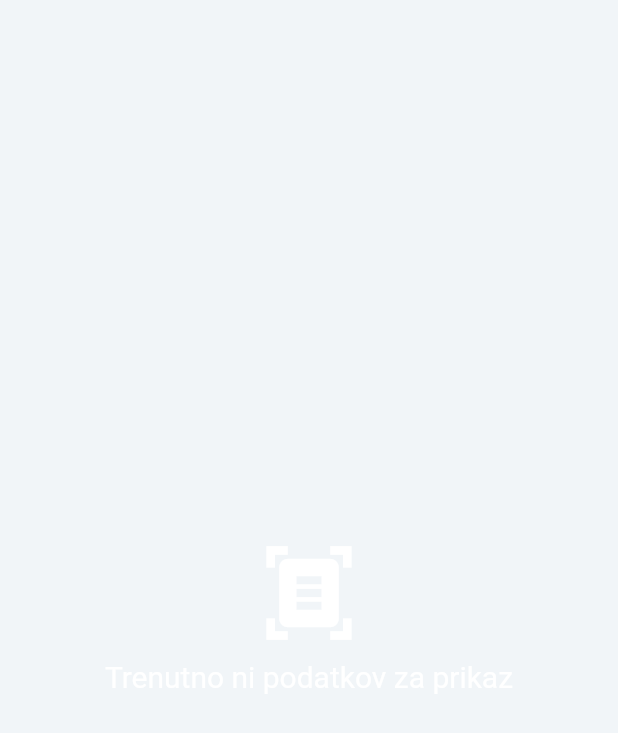
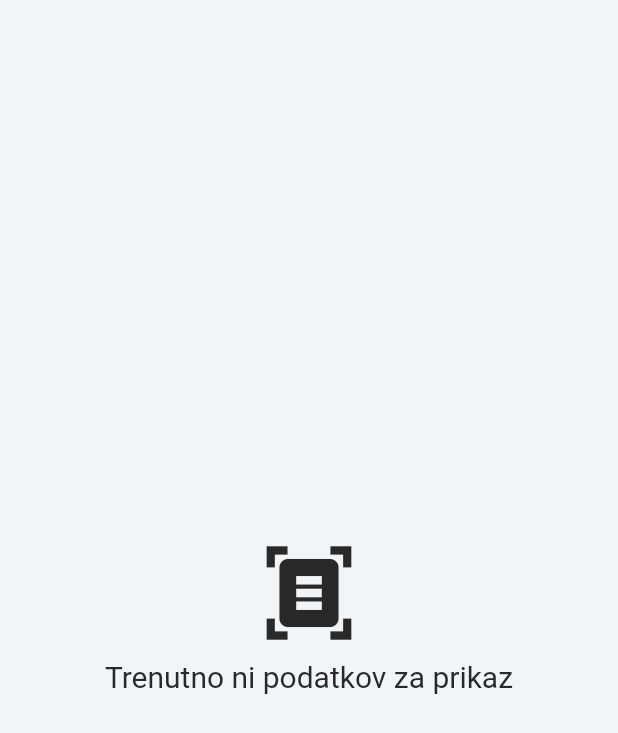
Before and after one commit to mojStudent/MojStudent, a Flutter app: the NoData widget shown alone on an empty page, opened directly, on a phone screen of 412 x 824 dp. Shown: the top 733 px of the screen. Run offline on Flutter 3.47's test engine with Material 2 defaults, Android fonts, the phone set to English and light mode, and no system bars; our stand-ins replace bloc, charts_flutter, dio, flutter_bloc, flutter_html, flutter_remix and 4 more; missing offline and left inert: http_interceptor; accounts and stored records are empty; statements that could not run were skipped.

Commit message:
updated no data

```diff
--- a/lib/screens/widgets/no_data.dart
+++ b/lib/screens/widgets/no_data.dart
@@ -1,4 +1,6 @@
 import 'package:flutter/material.dart';
+import 'package:moj_student/constants/colors.dart';
+import 'package:moj_student/screens/widgets/data_containers/containers/row_container.dart';
 
 class NoData extends StatelessWidget {
   final String message;
@@ -19,17 +21,16 @@ class NoData extends StatelessWidget {
             Icon(
               icon,
               size: 68,
-            color: Colors.white,
+              color: ThemeColors.jet,
             ),
             SizedBox(
               height: 10,
             ),
             Text(
               message,
-            style: TextStyle(fontSize: 20, color: Colors.white),
+              style: TextStyle(fontSize: 20, color: ThemeColors.jet),
             ),
           ],
-      ),
-    );
+        ));
   }
 }
```
Lines whose indentation alone changed are shown as unchanged.
